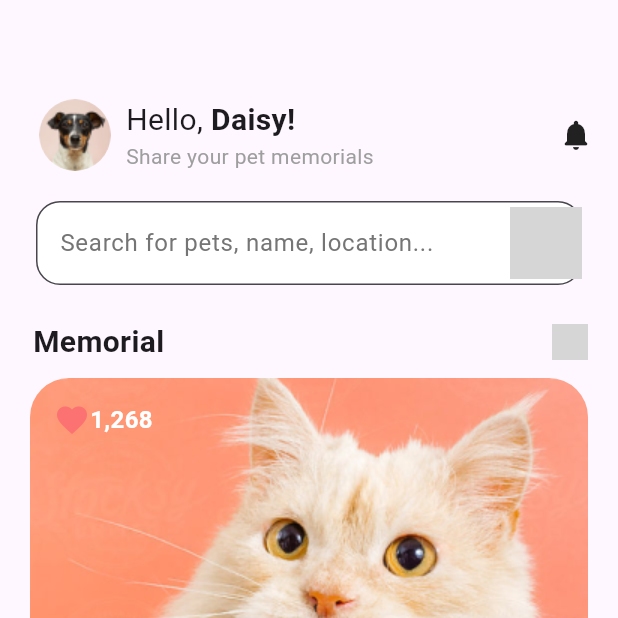
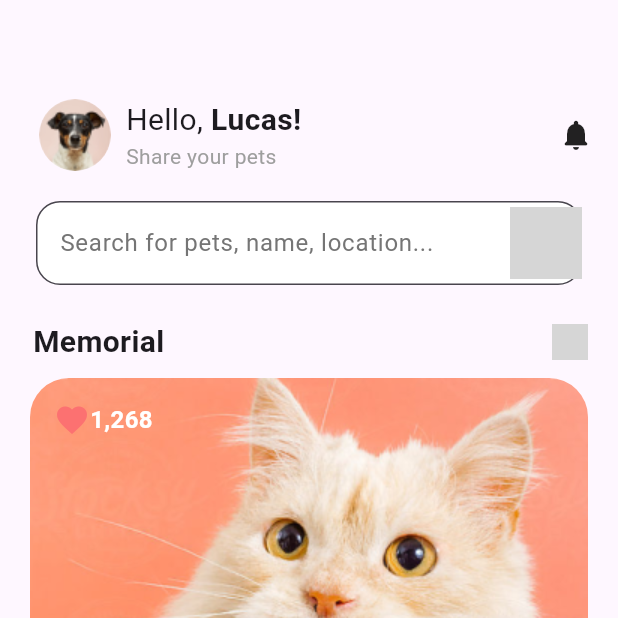
Before and after one commit to LucasRossatto/AppAdocaoPets, a Flutter app: the screen it shows after launch, on a phone screen of 412 x 824 dp, the top half of it. Run offline on Flutter 3.47's test engine with Material 3 defaults, Android fonts, the light colour scheme and no system bars; grey boxes are pictures that could not be loaded.

Commit message:
add new pets

```diff
--- a/lib/Mock/Pets_Fake_Db.dart
+++ b/lib/Mock/Pets_Fake_Db.dart
@@ -6,4 +6,9 @@ List<PetModel> appPets = [
   PetModel(imagem: appImages.Papagaio, nome: "Jeffry", likes: "1.100"),
   PetModel(imagem: appImages.Cachorro2, nome: "Thor", likes: "2.600"),
   PetModel(imagem: appImages.Coelho, nome: "Flock", likes: "1.300"),
+  PetModel(imagem: appImages.Cat2, nome: "Baxter", likes: "1.008"),
+  PetModel(imagem: appImages.Cat3, nome: "Flur", likes: "1.120"),
+  PetModel(imagem: appImages.Cat4, nome: "Kingston", likes: "1.208"),
+  PetModel(imagem: appImages.Bird, nome: "Denis", likes: "1.003"),
+  PetModel(imagem: appImages.Dog2, nome: "Derick", likes: "1.4909"),
 ];
--- a/lib/constants/images_assets.dart
+++ b/lib/constants/images_assets.dart
@@ -15,6 +15,11 @@ class appImages {
   static String MessageIcon = "assets/icons/Message.png";
   static String CapIcon = "assets/images/Cap.png";
   static String CalendarIcon = "assets/images/Calendar.png";
+  static String Cat2 = "assets/images/Cat2.png";
+  static String Cat3 = "assets/images/Cat3.png";
+  static String Cat4 = "assets/images/Cat4.png";
+  static String Bird = "assets/images/Bird.png";
+  static String Dog2 = "assets/images/Dog2.png";
 }
 
 class appCategories {
--- a/lib/main.dart
+++ b/lib/main.dart
@@ -1,4 +1,5 @@
 import 'package:flutter/material.dart';
+import 'package:flutter_adocaopets/view/Create_Pet1.dart';
 import 'package:flutter_adocaopets/view/Home.screen.dart';
 import 'package:flutter_adocaopets/view/Pet_Profile.dart';
 
--- a/lib/view/Home.screen.dart
+++ b/lib/view/Home.screen.dart
@@ -253,12 +253,12 @@ class Profle_Container_Row extends StatelessWidget {
                   padding: const EdgeInsets.all(10.0),
                   child: ClipOval(
                     child: Container(
-                      width: 48.0, // Largura do container
-                      height: 48.0, // Altura do container
+                      width: 48.0,
+                      height: 48.0,
                       decoration: BoxDecoration(
                         image: DecorationImage(
-                          image: AssetImage(appImages.DogProfile), // Imagem asset
-                          fit: BoxFit.cover, // Como a imagem deve se ajustar
+                          image: AssetImage(appImages.DogProfile),
+                          fit: BoxFit.cover,
                         ),
                       ),
                     ),
@@ -275,14 +275,14 @@ class Profle_Container_Row extends StatelessWidget {
                           style: TextStyle(fontSize: 20),
                         ),
                         Text(
-                          " Daisy!",
+                          " Lucas!",
                           style: TextStyle(
                               fontSize: 20, fontWeight: FontWeight.bold),
                         )
                       ],
                     )),
                     Text(
-                      "Share your pet memorials",
+                      "Share your pets",
                       style: TextStyle(fontSize: 14, color: Colors.grey),
                     )
                   ],
```
Also changed, not shown: lib/widgets/card_categorie_pet.dart (+24 -7 lines), assets/images/Bird.png (added), assets/images/Cat2.png (added), assets/images/Cat3.png (added), assets/images/Cat4.png (added), assets/images/Dog2.png (added), 1 other file.
